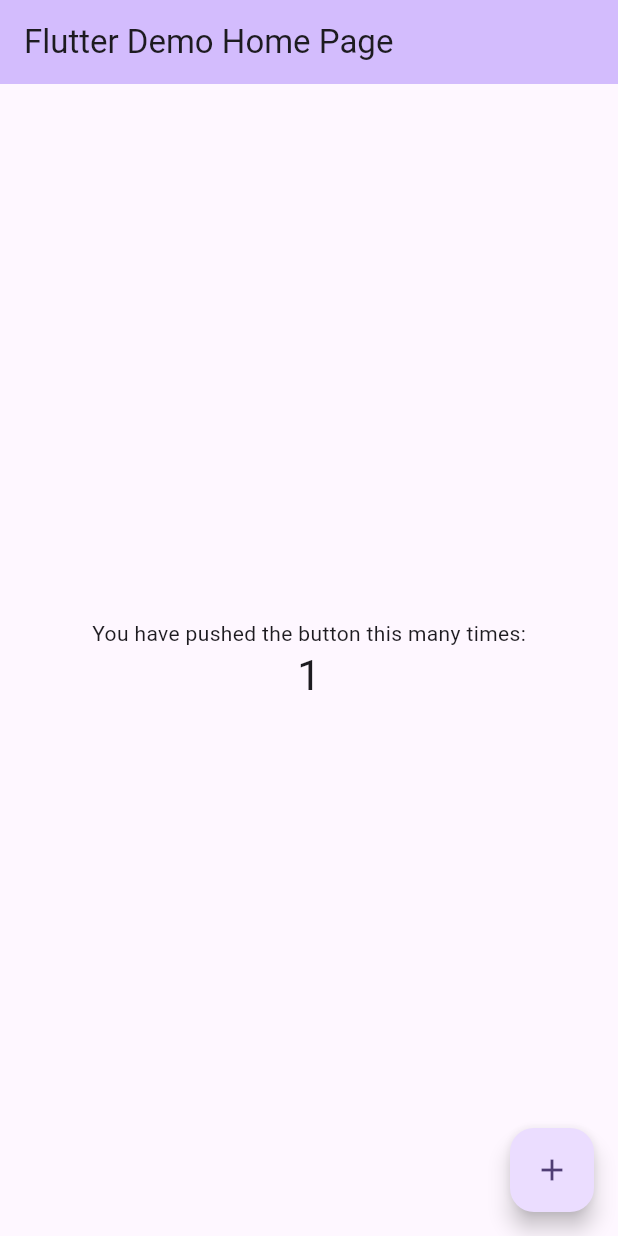
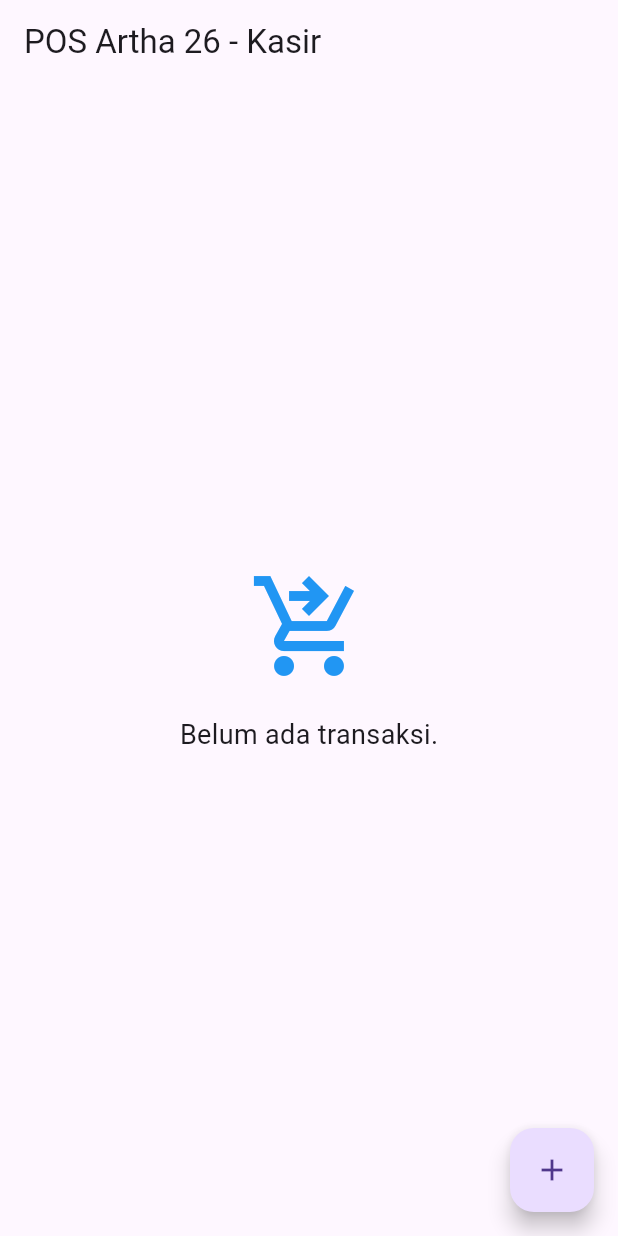
Before and after one commit to arthaa26/pos_artha26, a Flutter app: the screen it shows after launch, after a tap on the "add" icon, on a phone screen of 412 x 824 dp. Run offline on Flutter 3.47's test engine with Material 3 defaults, Android fonts, the phone set to English and light mode, and no system bars.

Commit message:
Membuat tampilan awal sistem

```diff
--- a/lib/main.dart
+++ b/lib/main.dart
@@ -1,120 +1,43 @@
 import 'package:flutter/material.dart';
 
 void main() {
-  runApp(const MyApp());
+  runApp(const PosArthaApp());
 }
 
-class MyApp extends StatelessWidget {
-  const MyApp({super.key});
+class PosArthaApp extends StatelessWidget {
+  const PosArthaApp({super.key});
 
-  // This widget is the root of your application.
   @override
   Widget build(BuildContext context) {
     return MaterialApp(
-      title: 'Flutter Demo',
-      theme: ThemeData(
-        // This is the theme of your application.
-        //
-        // TRY THIS: Try running your application with "flutter run". You'll see
-        // the application has a purple toolbar. Then, without quitting the app,
-        // try changing the seedColor in the colorScheme below to Colors.green
-        // and then invoke "hot reload" (save your changes or press the "hot
-        // reload" button in a Flutter-supported IDE, or press "r" if you used
-        // the command line to start the app).
-        //
-        // Notice that the counter didn't reset back to zero; the application
-        // state is not lost during the reload. To reset the state, use hot
-        // restart instead.
-        //
-        // This works for code too, not just values: Most code changes can be
-        // tested with just a hot reload.
-        colorScheme: .fromSeed(seedColor: Colors.deepPurple),
-      ),
-      home: const MyHomePage(title: 'Flutter Demo Home Page'),
+      debugShowCheckedModeBanner: false,
+      theme: ThemeData(primarySwatch: Colors.blue),
+      home: const PosHomePage(),
     );
   }
 }
 
-class MyHomePage extends StatefulWidget {
-  const MyHomePage({super.key, required this.title});
-
-  // This widget is the home page of your application. It is stateful, meaning
-  // that it has a State object (defined below) that contains fields that affect
-  // how it looks.
-
-  // This class is the configuration for the state. It holds the values (in this
-  // case the title) provided by the parent (in this case the App widget) and
-  // used by the build method of the State. Fields in a Widget subclass are
-  // always marked "final".
-
-  final String title;
-
-  @override
-  State<MyHomePage> createState() => _MyHomePageState();
-}
-
-class _MyHomePageState extends State<MyHomePage> {
-  int _counter = 0;
-
-  void _incrementCounter() {
-    setState(() {
-      // This call to setState tells the Flutter framework that something has
-      // changed in this State, which causes it to rerun the build method below
-      // so that the display can reflect the updated values. If we changed
-      // _counter without calling setState(), then the build method would not be
-      // called again, and so nothing would appear to happen.
-      _counter++;
-    });
-  }
+class PosHomePage extends StatelessWidget {
+  const PosHomePage({super.key});
 
   @override
   Widget build(BuildContext context) {
-    // This method is rerun every time setState is called, for instance as done
-    // by the _incrementCounter method above.
-    //
-    // The Flutter framework has been optimized to make rerunning build methods
-    // fast, so that you can just rebuild anything that needs updating rather
-    // than having to individually change instances of widgets.
     return Scaffold(
-      appBar: AppBar(
-        // TRY THIS: Try changing the color here to a specific color (to
-        // Colors.amber, perhaps?) and trigger a hot reload to see the AppBar
-        // change color while the other colors stay the same.
-        backgroundColor: Theme.of(context).colorScheme.inversePrimary,
-        // Here we take the value from the MyHomePage object that was created by
-        // the App.build method, and use it to set our appbar title.
-        title: Text(widget.title),
-      ),
+      appBar: AppBar(title: const Text('POS Artha 26 - Kasir')),
       body: Center(
-        // Center is a layout widget. It takes a single child and positions it
-        // in the middle of the parent.
         child: Column(
-          // Column is also a layout widget. It takes a list of children and
-          // arranges them vertically. By default, it sizes itself to fit its
-          // children horizontally, and tries to be as tall as its parent.
-          //
-          // Column has various properties to control how it sizes itself and
-          // how it positions its children. Here we use mainAxisAlignment to
-          // center the children vertically; the main axis here is the vertical
-          // axis because Columns are vertical (the cross axis would be
-          // horizontal).
-          //
-          // TRY THIS: Invoke "debug painting" (choose the "Toggle Debug Paint"
-          // action in the IDE, or press "p" in the console), to see the
-          // wireframe for each widget.
-          mainAxisAlignment: .center,
-          children: [
-            const Text('You have pushed the button this many times:'),
-            Text(
-              '$_counter',
-              style: Theme.of(context).textTheme.headlineMedium,
-            ),
+          mainAxisAlignment: MainAxisAlignment.center,
+          children: const [
+            Icon(Icons.shopping_cart_checkout, size: 80, color: Colors.blue),
+            SizedBox(height: 20),
+            Text('Belum ada transaksi.', style: TextStyle(fontSize: 18)),
           ],
         ),
       ),
       floatingActionButton: FloatingActionButton(
-        onPressed: _incrementCounter,
-        tooltip: 'Increment',
+        onPressed: () {
+          // Fungsi tambah barang akan diletakkan di sini
+        },
         child: const Icon(Icons.add),
       ),
     );
```
